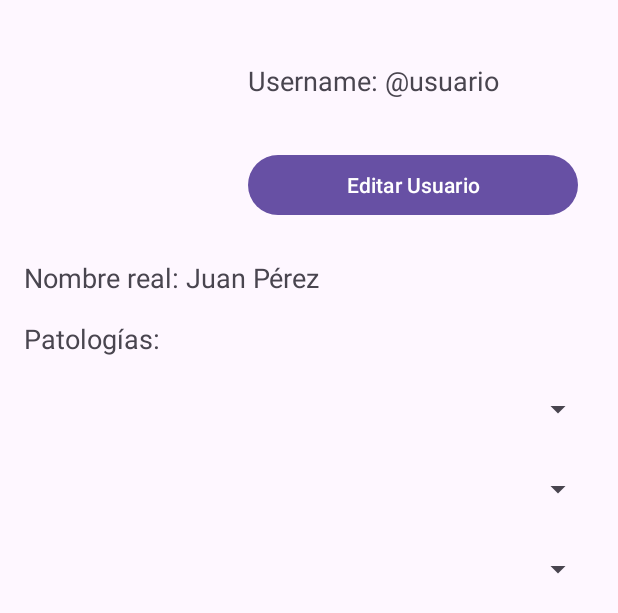
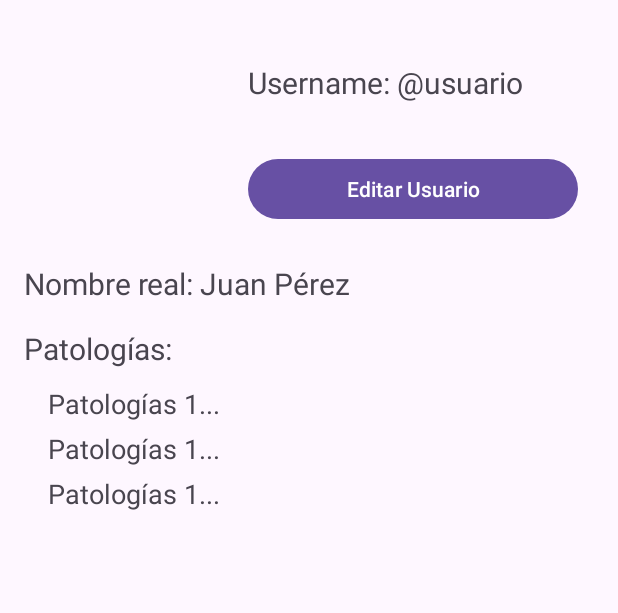
Before and after one commit to Pedro-C-M/MeetI-ill, an Android app: the layout fragment_profile_menu.xml on its own in the app's theme, with its tools: preview values and no code run, on a phone screen of 412 x 824 dp. Shown: the top 613 px of the screen. Run offline under Robolectric (Android 15) with nearby library versions, the light colour scheme and no system bars.

```diff
--- a/app/src/main/res/layout/fragment_profileMenu.xml
+++ b/app/src/main/res/layout/fragment_profile_menu.xml
@@ -34,7 +34,7 @@
                 android:layout_width="wrap_content"
                 android:layout_height="wrap_content"
                 android:text="Username: @usuario"
-                android:textSize="18sp"
+                android:textSize="20sp"
                 android:layout_marginTop="25dp"
                 android:layout_marginBottom="8dp"/>
 
@@ -62,14 +62,14 @@
         android:layout_marginTop="25dp"
         android:layout_marginBottom="16dp"
         android:text="Nombre real: Juan Pérez"
-        android:textSize="18sp" />
+        android:textSize="20sp" />
 
     <TextView
         android:id="@+id/tvPathologyLabel"
         android:layout_width="match_parent"
         android:layout_height="wrap_content"
         android:text="Patologías:"
-        android:textSize="18sp"/>
+        android:textSize="20sp"/>
 
     <!-- Spinner para patologías, podremos seleccionar hasta 3 -->
     <LinearLayout
@@ -79,25 +79,29 @@
         android:layout_marginTop="5dp"
         android:paddingStart="16dp">
 
-        <!-- Primer Spinner -->
-        <Spinner
-            android:id="@+id/spnPatologias1"
+        <TextView
+            android:id="@+id/tvNombrePatologia1"
             android:layout_width="match_parent"
-            android:layout_height="48dp"
-            android:layout_marginTop="5dp" />
+            android:layout_height="wrap_content"
+            android:text="Patologías 1..."
+            android:layout_marginTop="5dp"
+            android:textSize="18sp"/>
 
-        <!-- Segundo Spinner -->
-        <Spinner
-            android:id="@+id/spnPatologias2"
+        <TextView
+            android:id="@+id/tvNombrePatologia2"
             android:layout_width="match_parent"
-            android:layout_height="48dp"
-            android:layout_marginTop="5dp"/>
+            android:layout_height="wrap_content"
+            android:layout_marginTop="5dp"
+            android:text="Patologías 1..."
+            android:textSize="18sp"/>
 
-        <!-- Tercer Spinner -->
-        <Spinner
-            android:id="@+id/spnPatologias3"
+        <TextView
+            android:id="@+id/tvNombrePatologia3"
             android:layout_width="match_parent"
-            android:layout_height="48dp"
-            android:layout_marginTop="5dp"/>
+            android:layout_height="wrap_content"
+            android:layout_marginTop="5dp"
+            android:text="Patologías 1..."
+            android:textSize="18sp"/>
+
     </LinearLayout>
 </LinearLayout>
```
Also changed, not shown: app/src/main/java/com/example/meet_ill/ProfileFragment.kt (+6 -20 lines), app/src/main/res/layout/fragment_edit_profile.xml (added, +65 -0 lines).
